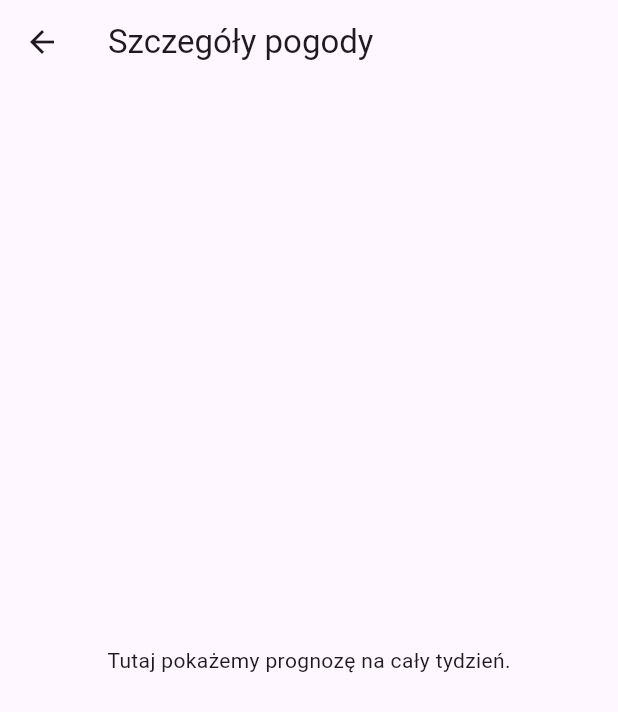
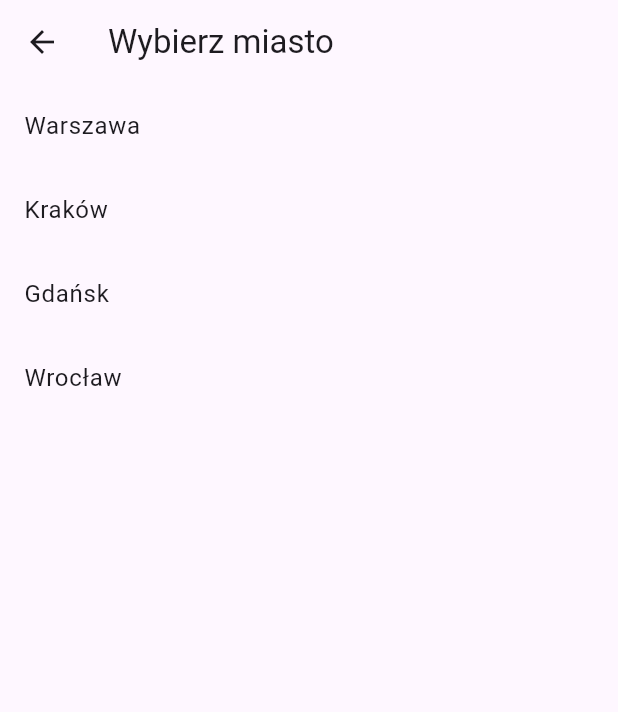
Before and after one commit to JakubPiksa/First-flutter-app, a Flutter app: the DetailsScreen screen opened by its route, on a phone screen of 412 x 824 dp. Shown: the top 712 px of the screen. Run offline on Flutter 3.47's test engine with Material 3 defaults, Android fonts, the phone set to English and light mode, and no system bars; network calls fail.

Commit message:
wybór miasta

```diff
--- /dev/null
+++ b/emulator.txt
@@ -0,0 +1 @@
+~/Library/Android/sdk/emulator/emulator -avd Medium_Phone_API_36.1 &
--- a/lib/app.dart
+++ b/lib/app.dart
@@ -15,7 +15,7 @@ class MyApp extends StatelessWidget {
       initialRoute: '/',
       routes: {
         '/': (context) => const HomeScreen(),
-        '/details': (context) => const DetailsScreen(),
+        '/details': (context) => DetailsScreen(),
         '/settings': (context) => const SettingsScreen(),
       },
     );
--- a/lib/screens/details_screen.dart
+++ b/lib/screens/details_screen.dart
@@ -1,14 +1,35 @@
 import 'package:flutter/material.dart';
 
 class DetailsScreen extends StatelessWidget {
-  const DetailsScreen({super.key});
+  final Map<String, List<double>> citiesCoordinates = {
+    'Warszawa': [52.23, 21.01],
+    'Kraków': [50.06, 19.94],
+    'Gdańsk': [54.35, 18.65],
+    'Wrocław': [51.11, 17.03],
+  };
+
+  DetailsScreen({super.key});
 
   @override
   Widget build(BuildContext context) {
     return Scaffold(
-      appBar: AppBar(title: const Text('Szczegóły pogody')),
-      body: const Center(
-        child: Text('Tutaj pokażemy prognozę na cały tydzień.'),
+      appBar: AppBar(title: const Text('Wybierz miasto')),
+      body: ListView(
+        children: citiesCoordinates.entries.map((entry) {
+          final city = entry.key;
+          final coords = entry.value;
+
+          return ListTile(
+            title: Text(city),
+            onTap: () {
+              Navigator.pop(context, {
+                'city': city,
+                'lat': coords[0],
+                'lon': coords[1],
+              });
+            },
+          );
+        }).toList(),
       ),
     );
   }
```
Also changed, not shown: lib/screens/home_screen.dart (+55 -17 lines), 1 other file.
